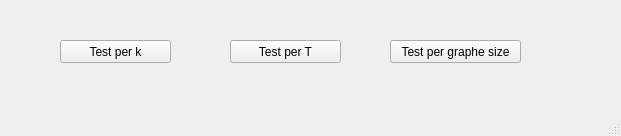
Old version of the form final-main/GuI/testCont.ui in the repository mohamedsennia/d.
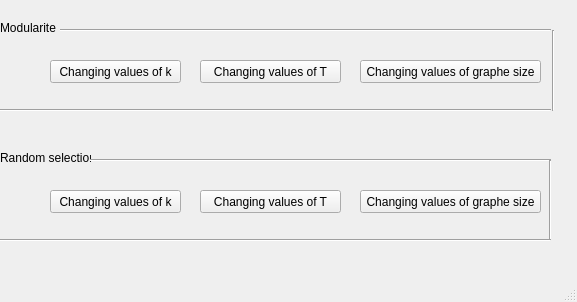
New version of the form.

```diff
--- a/final-main/GuI/testCont.ui
+++ b/final-main/GuI/testCont.ui
@@ -6,8 +6,8 @@
    <rect>
     <x>0</x>
     <y>0</y>
-    <width>621</width>
-    <height>136</height>
+    <width>577</width>
+    <height>302</height>
    </rect>
   </property>
   <property name="windowTitle">
@@ -17,40 +17,183 @@
    <widget class="QPushButton" name="perK">
     <property name="geometry">
      <rect>
-      <x>60</x>
-      <y>40</y>
-      <width>111</width>
+      <x>50</x>
+      <y>60</y>
+      <width>131</width>
       <height>23</height>
      </rect>
     </property>
     <property name="text">
-     <string>Test per k</string>
+     <string>Changing values of k</string>
     </property>
    </widget>
    <widget class="QPushButton" name="perSize">
     <property name="geometry">
      <rect>
-      <x>390</x>
-      <y>40</y>
-      <width>131</width>
+      <x>360</x>
+      <y>60</y>
+      <width>181</width>
       <height>23</height>
      </rect>
     </property>
     <property name="text">
-     <string>Test per graphe size</string>
+     <string>Changing values of graphe size</string>
     </property>
    </widget>
    <widget class="QPushButton" name="perT">
     <property name="geometry">
      <rect>
-      <x>230</x>
-      <y>40</y>
-      <width>111</width>
+      <x>200</x>
+      <y>60</y>
+      <width>141</width>
       <height>23</height>
      </rect>
     </property>
     <property name="text">
-     <string>Test per T</string>
+     <string>Changing values of T</string>
+    </property>
+   </widget>
+   <widget class="QPushButton" name="perK_2">
+    <property name="geometry">
+     <rect>
+      <x>50</x>
+      <y>190</y>
+      <width>131</width>
+      <height>23</height>
+     </rect>
+    </property>
+    <property name="text">
+     <string>Changing values of k</string>
+    </property>
+   </widget>
+   <widget class="QPushButton" name="perT_2">
+    <property name="geometry">
+     <rect>
+      <x>200</x>
+      <y>190</y>
+      <width>141</width>
+      <height>23</height>
+     </rect>
+    </property>
+    <property name="text">
+     <string>Changing values of T</string>
+    </property>
+   </widget>
+   <widget class="QPushButton" name="perSize_2">
+    <property name="geometry">
+     <rect>
+      <x>360</x>
+      <y>190</y>
+      <width>181</width>
+      <height>23</height>
+     </rect>
+    </property>
+    <property name="text">
+     <string>Changing values of graphe size</string>
+    </property>
+   </widget>
+   <widget class="QLabel" name="label">
+    <property name="geometry">
+     <rect>
+      <x>0</x>
+      <y>20</y>
+      <width>61</width>
+      <height>16</height>
+     </rect>
+    </property>
+    <property name="text">
+     <string>Modularite</string>
+    </property>
+   </widget>
+   <widget class="Line" name="line">
+    <property name="geometry">
+     <rect>
+      <x>60</x>
+      <y>20</y>
+      <width>491</width>
+      <height>20</height>
+     </rect>
+    </property>
+    <property name="orientation">
+     <enum>Qt::Horizontal</enum>
+    </property>
+   </widget>
+   <widget class="Line" name="line_2">
+    <property name="geometry">
+     <rect>
+      <x>543</x>
+      <y>30</y>
+      <width>20</width>
+      <height>81</height>
+     </rect>
+    </property>
+    <property name="orientation">
+     <enum>Qt::Vertical</enum>
+    </property>
+   </widget>
+   <widget class="Line" name="line_3">
+    <property name="geometry">
+     <rect>
+      <x>0</x>
+      <y>100</y>
+      <width>551</width>
+      <height>20</height>
+     </rect>
+    </property>
+    <property name="orientation">
+     <enum>Qt::Horizontal</enum>
+    </property>
+   </widget>
+   <widget class="QLabel" name="label_2">
+    <property name="geometry">
+     <rect>
+      <x>0</x>
+      <y>150</y>
+      <width>91</width>
+      <height>16</height>
+     </rect>
+    </property>
+    <property name="text">
+     <string>Random selection</string>
+    </property>
+   </widget>
+   <widget class="Line" name="line_4">
+    <property name="geometry">
+     <rect>
+      <x>90</x>
+      <y>150</y>
+      <width>461</width>
+      <height>20</height>
+     </rect>
+    </property>
+    <property name="orientation">
+     <enum>Qt::Horizontal</enum>
+    </property>
+   </widget>
+   <widget class="Line" name="line_5">
+    <property name="geometry">
+     <rect>
+      <x>540</x>
+      <y>160</y>
+      <width>20</width>
+      <height>81</height>
+     </rect>
+    </property>
+    <property name="orientation">
+     <enum>Qt::Vertical</enum>
+    </property>
+   </widget>
+   <widget class="Line" name="line_6">
+    <property name="geometry">
+     <rect>
+      <x>0</x>
+      <y>230</y>
+      <width>551</width>
+      <height>20</height>
+     </rect>
+    </property>
+    <property name="orientation">
+     <enum>Qt::Horizontal</enum>
     </property>
    </widget>
   </widget>
```
Left out of the diff: 2 changed lines with no effect on the pictures.
